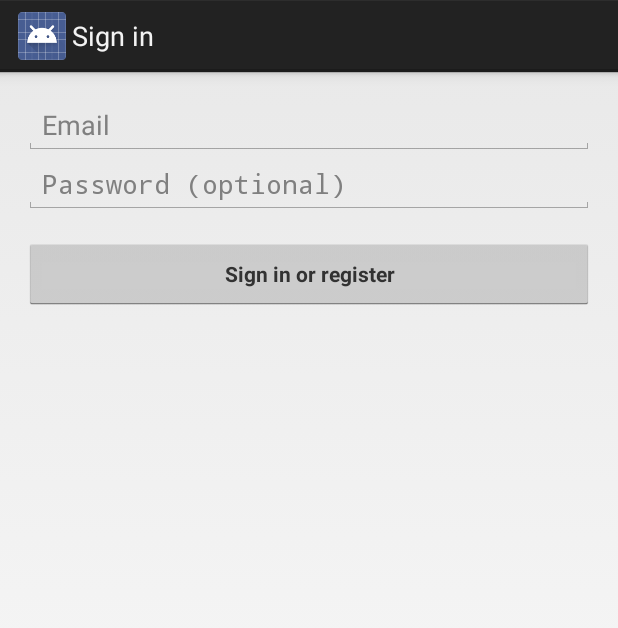
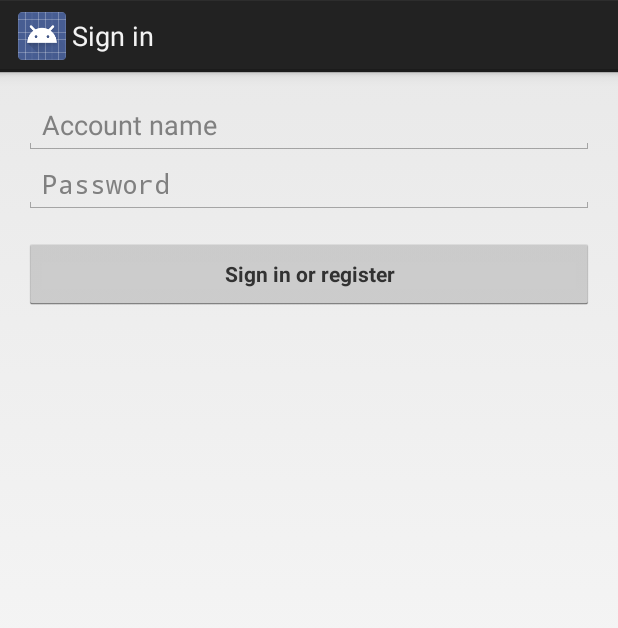
Before and after one commit to varsi94/AuctionApp, an Android app: the screen it shows after launch (LoginActivity), on a phone screen of 412 x 824 dp. Shown: the top 628 px of the screen. Run offline under Robolectric (Android 15) with nearby library versions, the phone set to English and light mode, and no system bars; 3 statements that could not run were skipped.

Commit message:
login nagyresze kesz

```diff
--- a/app/src/main/java/hu/bute/auctionapp/MainActivity.java
+++ b/app/src/main/java/hu/bute/auctionapp/MainActivity.java
@@ -4,21 +4,40 @@ import android.app.Activity;
 import android.app.Application;
 import android.content.Intent;
 import android.os.Bundle;
+import android.support.v4.app.NavUtils;
 
 import hu.bute.auctionapp.activities.LoginActivity;
 
 
 public class MainActivity extends Activity {
 
+    private static final int REQUEST_LOGIN = 9746;
     AuctionApplication app;
+
+    @Override
+    protected void onActivityResult(int requestCode, int resultCode, Intent data) {
+        switch (requestCode) {
+            case REQUEST_LOGIN: {
+                if(resultCode == RESULT_CANCELED){
+                    finish();
+                }
+                break;
+            }
+            default: {
+                super.onActivityResult(requestCode, resultCode, data);
+                break;
+            }
+        }
+
+    }
 
     @Override
     protected void onCreate(Bundle savedInstanceState) {
         super.onCreate(savedInstanceState);
         setContentView(R.layout.activity_main);
         app = (AuctionApplication) getApplication();
-        if(app.user==null) {
-            startActivity(new Intent(this, LoginActivity.class));
+        if (app.user == null) {
+            startActivityForResult(new Intent(this, LoginActivity.class), REQUEST_LOGIN);
         }
     }
 }
--- a/app/src/main/res/layout/activity_login.xml
+++ b/app/src/main/res/layout/activity_login.xml
@@ -1,38 +1,64 @@
 <LinearLayout xmlns:android="http://schemas.android.com/apk/res/android"
-    xmlns:tools="http://schemas.android.com/tools" android:layout_width="match_parent"
-    android:layout_height="match_parent" android:gravity="center_horizontal"
-    android:orientation="vertical" android:paddingBottom="@dimen/activity_vertical_margin"
+    xmlns:tools="http://schemas.android.com/tools"
+    android:layout_width="match_parent"
+    android:layout_height="match_parent"
+    android:gravity="center_horizontal"
+    android:orientation="vertical"
+    android:paddingBottom="@dimen/activity_vertical_margin"
     android:paddingLeft="@dimen/activity_horizontal_margin"
     android:paddingRight="@dimen/activity_horizontal_margin"
     android:paddingTop="@dimen/activity_vertical_margin"
     tools:context="hu.bute.auctionapp.activities.LoginActivity">
 
     <!-- Login progress -->
-    <ProgressBar android:id="@+id/login_progress" style="?android:attr/progressBarStyleLarge"
-        android:layout_width="wrap_content" android:layout_height="wrap_content"
-        android:layout_marginBottom="8dp" android:visibility="gone" />
+    <ProgressBar
+        android:id="@+id/login_progress"
+        style="?android:attr/progressBarStyleLarge"
+        android:layout_width="wrap_content"
+        android:layout_height="wrap_content"
+        android:layout_marginBottom="8dp"
+        android:visibility="gone" />
 
-    <ScrollView android:id="@+id/login_form" android:layout_width="match_parent"
+    <ScrollView
+        android:id="@+id/login_form"
+        android:layout_width="match_parent"
         android:layout_height="match_parent">
 
-        <LinearLayout android:id="@+id/email_login_form" android:layout_width="match_parent"
-            android:layout_height="wrap_content" android:orientation="vertical">
+        <LinearLayout
+            android:id="@+id/email_login_form"
+            android:layout_width="match_parent"
+            android:layout_height="wrap_content"
+            android:orientation="vertical">
 
-            <AutoCompleteTextView android:id="@+id/email" android:layout_width="match_parent"
-                android:layout_height="wrap_content" android:hint="@string/prompt_email"
-                android:inputType="textEmailAddress" android:maxLines="1"
+            <AutoCompleteTextView
+                android:id="@+id/email"
+                android:layout_width="match_parent"
+                android:layout_height="wrap_content"
+                android:hint="@string/prompt_email"
+                android:inputType="textEmailAddress"
+                android:maxLines="1"
+                android:imeOptions="actionNext"
                 android:singleLine="true" />
 
-            <EditText android:id="@+id/password" android:layout_width="match_parent"
-                android:layout_height="wrap_content" android:hint="@string/prompt_password"
+            <EditText
+                android:id="@+id/password"
+                android:layout_width="match_parent"
+                android:layout_height="wrap_content"
+                android:hint="@string/prompt_password"
                 android:imeActionId="@+id/login"
                 android:imeActionLabel="@string/action_sign_in_short"
-                android:imeOptions="actionUnspecified" android:inputType="textPassword"
-                android:maxLines="1" android:singleLine="true" />
+                android:imeOptions="actionUnspecified"
+                android:inputType="textPassword"
+                android:maxLines="1"
+                android:singleLine="true" />
 
-            <Button android:id="@+id/email_sign_in_button" style="?android:textAppearanceSmall"
-                android:layout_width="match_parent" android:layout_height="wrap_content"
-                android:layout_marginTop="16dp" android:text="@string/action_sign_in"
+            <Button
+                android:id="@+id/email_sign_in_button"
+                style="?android:textAppearanceSmall"
+                android:layout_width="match_parent"
+                android:layout_height="wrap_content"
+                android:layout_marginTop="16dp"
+                android:text="@string/action_sign_in"
                 android:textStyle="bold" />
 
         </LinearLayout>
--- a/app/src/main/res/values/strings_activity_login.xml
+++ b/app/src/main/res/values/strings_activity_login.xml
@@ -2,12 +2,12 @@
     <string name="title_activity_login">Sign in</string>
 
     <!-- Strings related to login -->
-    <string name="prompt_email">Email</string>
-    <string name="prompt_password">Password (optional)</string>
+    <string name="prompt_email">Account name</string>
+    <string name="prompt_password">Password</string>
     <string name="action_sign_in">Sign in or register</string>
     <string name="action_sign_in_short">Sign in</string>
 
-    <string name="error_invalid_email">This email address is invalid</string>
+    <string name="error_invalid_accname">This account name too short</string>
     <string name="error_invalid_password">This password is too short</string>
     <string name="error_incorrect_password">This password is incorrect</string>
     <string name="error_field_required">This field is required</string>
```
Also changed, not shown: app/src/main/java/hu/bute/auctionapp/activities/LoginActivity.java (+13 -10 lines).
